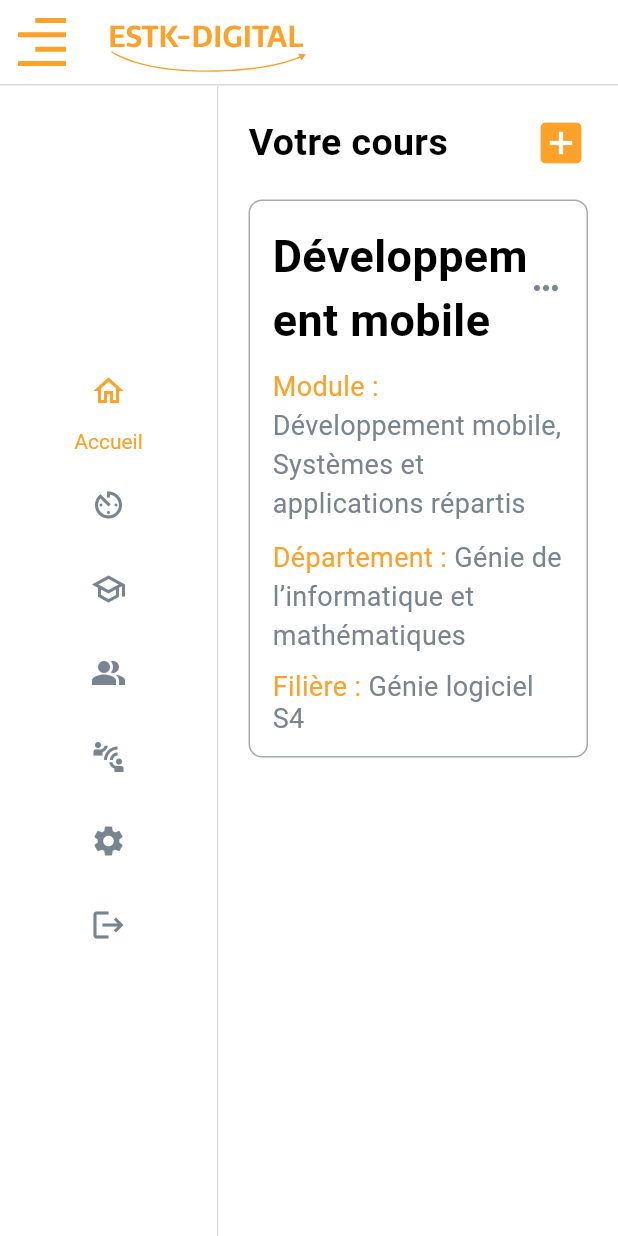
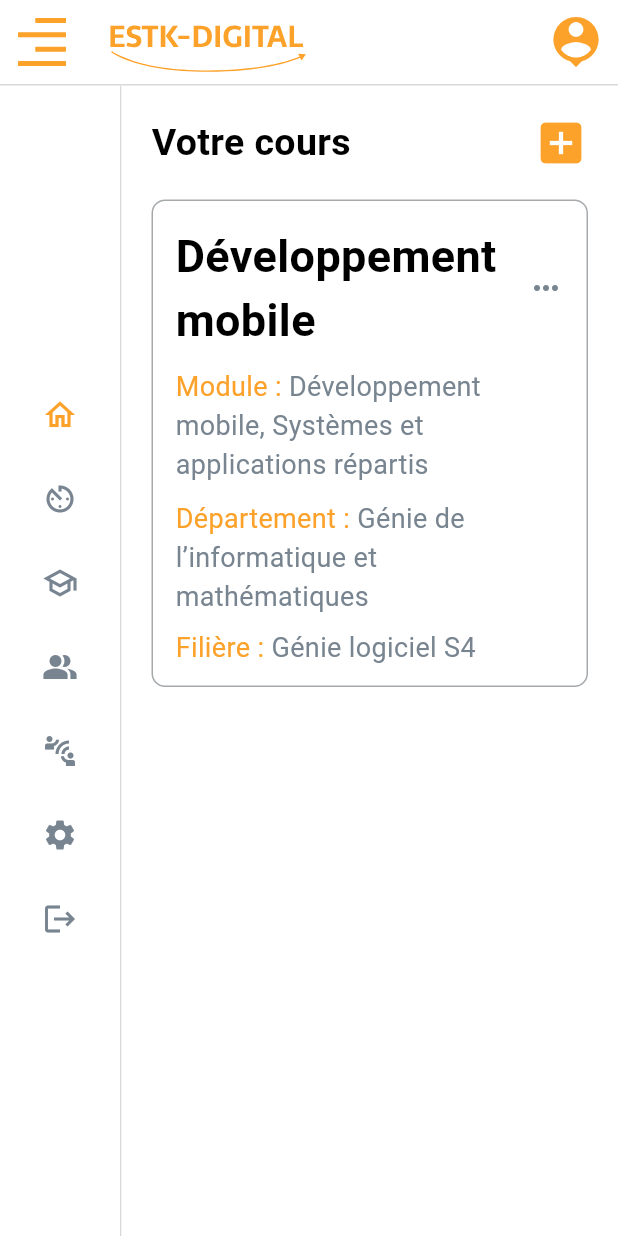
Before and after one commit to SalimZ04/estk_pfe, a Flutter app: the ProfPage screen opened directly, on a phone screen of 412 x 824 dp. Run offline on Flutter 3.47's test engine with Material 3 defaults, Android fonts, the phone set to English and light mode, and no system bars; our stand-ins replace animate_do, firebase_auth, firebase_core, flutter_svg, fluttertoast; accounts and stored records are empty; Roboto replaces fonts that are missing (Sarala).

Commit message:
modifier AppBar

```diff
--- a/lib/pages/prof_page.dart
+++ b/lib/pages/prof_page.dart
@@ -246,6 +246,8 @@ class _HomePageState extends State<ProfPage> {
           'assets/images/logoestk_digital.svg',
           height: 40,
         ),
+        actions: <Widget>[IconButton(onPressed: (){}, icon: Icon(
+          Icons.person_pin,color: firstcolor,size: 40,))],
         leading: Builder(
           builder: (BuildContext context) {
             return GestureDetector(
@@ -295,7 +297,7 @@ class _HomePageState extends State<ProfPage> {
               selectedIconTheme: IconThemeData(color: firstcolor),
               backgroundColor: Colors.white,
               labelType: NavigationRailLabelType
-                  .selected, // Set background color to white
+                  .none, // Set background color to white
               destinations: const <NavigationRailDestination>[
                 NavigationRailDestination(
                   icon: Padding(
```
